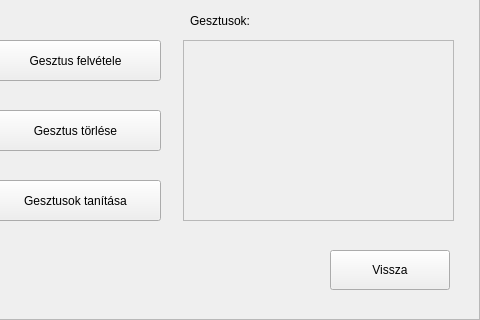
Above: UI/Views/trainOptionsForm.ui from Excal21/GestureBoard before the change; both pictures show x 320 to 800 and y 90 to 410 of the 800 by 410 pixel window. Below: the same form after it.
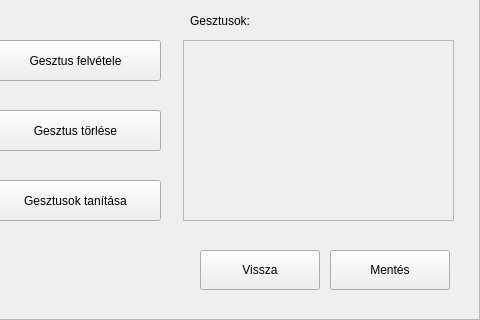
That is the form after the change.

The edit to the form file:
```diff
--- a/UI/Views/trainOptionsForm.ui
+++ b/UI/Views/trainOptionsForm.ui
@@ -182,7 +182,7 @@
   <widget class="QPushButton" name="btnBack">
    <property name="geometry">
     <rect>
-     <x>650</x>
+     <x>520</x>
      <y>340</y>
      <width>120</width>
      <height>40</height>
@@ -192,6 +192,19 @@
     <string>Vissza</string>
    </property>
   </widget>
+  <widget class="QPushButton" name="btnSave">
+   <property name="geometry">
+    <rect>
+     <x>650</x>
+     <y>340</y>
+     <width>120</width>
+     <height>40</height>
+    </rect>
+   </property>
+   <property name="text">
+    <string>Mentés</string>
+   </property>
+  </widget>
  </widget>
  <resources/>
  <connections/>
```
